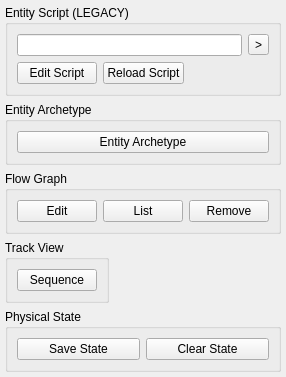
The window that dev/Code/Sandbox/Editor/EntityPanel.ui (aws/lumberyard) describes before a commit, drawn with Qt 5.
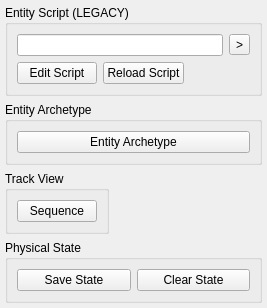
The same window after the commit.

```diff
--- a/dev/Code/Sandbox/Editor/EntityPanel.ui
+++ b/dev/Code/Sandbox/Editor/EntityPanel.ui
@@ -7,7 +7,7 @@
     <x>0</x>
     <y>0</y>
     <width>267</width>
-    <height>340</height>
+    <height>278</height>
    </rect>
   </property>
   <layout class="QGridLayout" name="gridLayout_2">
@@ -79,37 +79,7 @@
      </layout>
     </widget>
    </item>
-   <item row="2" column="0" colspan="2">
-    <widget class="QGroupBox" name="FRAME3">
-     <property name="title">
-      <string>Flow Graph</string>
-     </property>
-     <layout class="QHBoxLayout" name="horizontalLayout_2">
-      <item>
-       <widget class="QPushButton" name="OPENFLOWGRAPH">
-        <property name="text">
-         <string>Edit</string>
-        </property>
-       </widget>
-      </item>
-      <item>
-       <widget class="QPushButton" name="LIST_ENTITY_FLOWGRAPHS">
-        <property name="text">
-         <string>List</string>
-        </property>
-       </widget>
-      </item>
-      <item>
-       <widget class="QPushButton" name="REMOVEFLOWGRAPH">
-        <property name="text">
-         <string>Remove</string>
-        </property>
-       </widget>
-      </item>
-     </layout>
-    </widget>
-   </item>
-   <item row="3" column="0">
+   <item row="2" column="0">
     <widget class="QGroupBox" name="FRAME5">
      <property name="title">
       <string>Track View</string>
@@ -125,7 +95,23 @@
      </layout>
     </widget>
    </item>
-   <item row="3" column="1">
+   <item row="1" column="0" colspan="2">
+    <widget class="QGroupBox" name="FRAME2">
+     <property name="title">
+      <string>Entity Archetype</string>
+     </property>
+     <layout class="QVBoxLayout" name="verticalLayout_2">
+      <item>
+       <widget class="QPushButton" name="PROTOTYPE">
+        <property name="text">
+         <string>Entity Archetype</string>
+        </property>
+       </widget>
+      </item>
+     </layout>
+    </widget>
+   </item>
+   <item row="2" column="1">
     <spacer name="horizontalSpacer_2">
      <property name="orientation">
       <enum>Qt::Horizontal</enum>
@@ -138,7 +124,7 @@
      </property>
     </spacer>
    </item>
-   <item row="4" column="0" colspan="2">
+   <item row="3" column="0" colspan="2">
     <widget class="QGroupBox" name="FRAME4">
      <property name="title">
       <string>Physical State</string>
@@ -161,22 +147,6 @@
      </layout>
     </widget>
    </item>
-   <item row="1" column="0" colspan="2">
-    <widget class="QGroupBox" name="FRAME2">
-     <property name="title">
-      <string>Entity Archetype</string>
-     </property>
-     <layout class="QVBoxLayout" name="verticalLayout_2">
-      <item>
-       <widget class="QPushButton" name="PROTOTYPE">
-        <property name="text">
-         <string>Entity Archetype</string>
-        </property>
-       </widget>
-      </item>
-     </layout>
-    </widget>
-   </item>
   </layout>
  </widget>
  <resources/>
```
